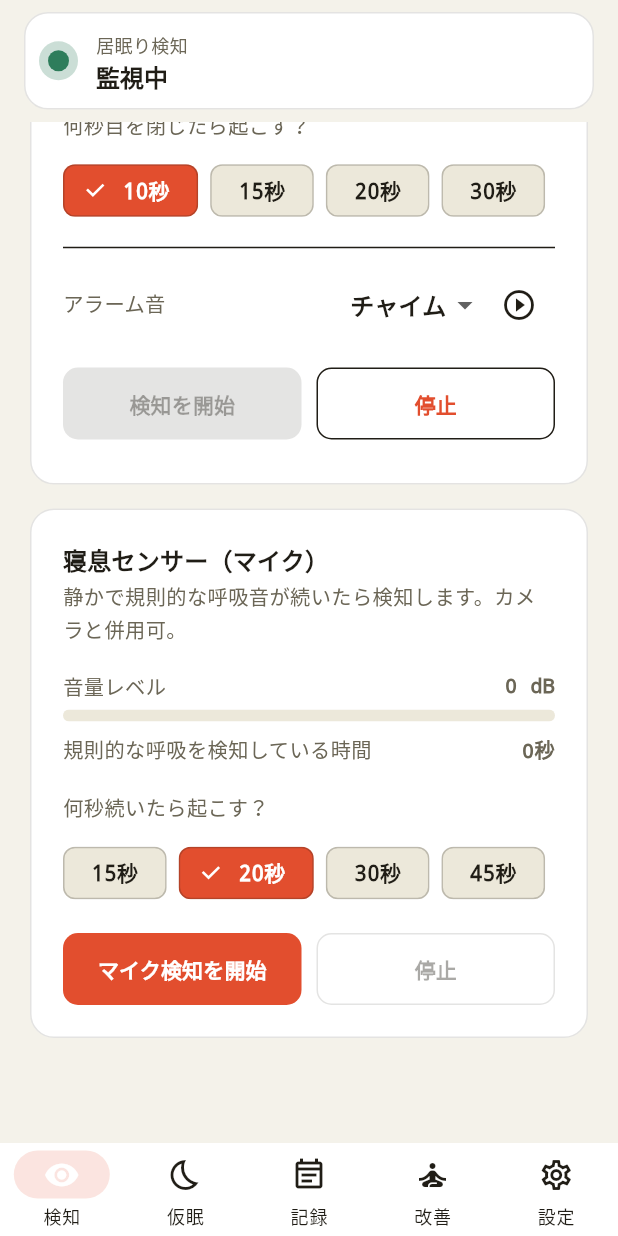
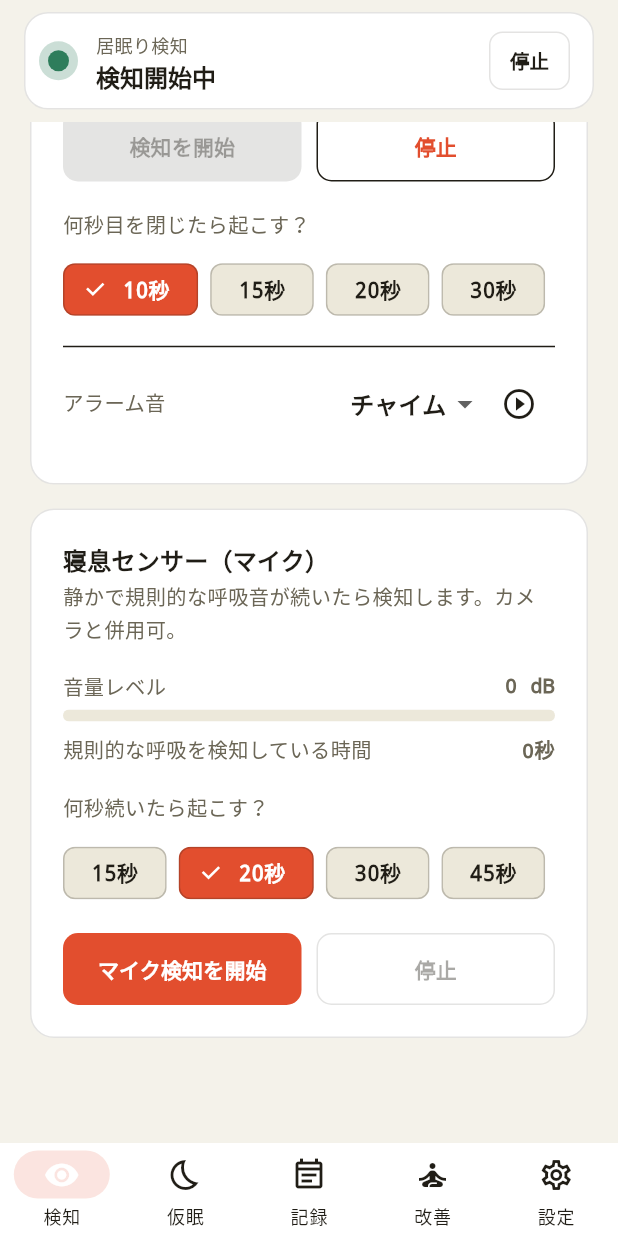
Before and after one commit to toriumib/inemuri_guard, a Flutter app: the screen it shows after launch, scrolled down 306 dp, after a tap on "検知を開始", on a phone screen of 412 x 824 dp. Run offline on Flutter 3.47's test engine with Material 3 defaults, Android fonts, the phone set to English and light mode, and no system bars; drawn by our look-alikes of google_mobile_ads; our stand-ins replace audioplayers, camera, flutter_local_notifications, google_fonts, in_app_purchase, in_app_review and 4 more; missing offline and left inert: google_mlkit_face_detection, noise_meter; network calls fail.

Commit message:
検知の開始/停止をヘッダーに追加し、「監視中」を「検知開始中」に変更
- StatusHero に開始/停止ボタンを追加。ヘッダーは全タブに出ているので、
  どの画面からでもスクロールなしで検知を切り替えられる。
  アラーム鳴動中はスヌーズが同じ枠を占める（そのとき押したいのはそれだけなので）
- 検知タブ内でも、開始/停止をプレビュー直下・設定項目より上へ移動
- 「監視中」は見張られている印象が強いため「検知開始中」に変更

Co-Authored-By: Claude Opus 5 <noreply@anthropic.com>

```diff
--- a/lib/screens/detect_screen.dart
+++ b/lib/screens/detect_screen.dart
@@ -105,20 +105,9 @@ class _DetectScreenState extends State<DetectScreen> {
                     ],
                   ),
                   const SizedBox(height: 16),
-                  _ChipThresholdPicker(
-                    title: '何秒目を閉じたら起こす？',
-                    options: const [10, 15, 20, 30],
-                    value: thresholdSeconds,
-                    suffix: '秒',
-                    color: c.accentAlert,
-                    onChanged: (v) {
-                      setState(() => thresholdSeconds = v);
-                      detector.setThresholdSeconds(v);
-                    },
-                  ),
-                  const Divider(height: 28),
-                  _ToneRow(alarm: alarm),
-                  const SizedBox(height: 18),
+                  // Start/stop sits directly under the preview, above the
+                  // settings — the action people came for shouldn't be
+                  // behind a scroll past options they rarely change.
                   Row(
                     children: [
                       Expanded(
@@ -168,6 +157,20 @@ class _DetectScreenState extends State<DetectScreen> {
                       ),
                     ],
                   ),
+                  const SizedBox(height: 18),
+                  _ChipThresholdPicker(
+                    title: '何秒目を閉じたら起こす？',
+                    options: const [10, 15, 20, 30],
+                    value: thresholdSeconds,
+                    suffix: '秒',
+                    color: c.accentAlert,
+                    onChanged: (v) {
+                      setState(() => thresholdSeconds = v);
+                      detector.setThresholdSeconds(v);
+                    },
+                  ),
+                  const Divider(height: 28),
+                  _ToneRow(alarm: alarm),
                   if (detector.state == DetectorState.denied) ...[
                     const SizedBox(height: 12),
                     Text(
--- a/lib/screens/home_shell.dart
+++ b/lib/screens/home_shell.dart
@@ -94,6 +94,22 @@ class _HomeShellState extends State<HomeShell> {
                     mode: mode,
                     label: label,
                     value: value,
+                    primaryLabel: detector.state == DetectorState.starting
+                        ? '起動中…'
+                        : (detector.state == DetectorState.watching
+                              ? '停止'
+                              : '検知を開始'),
+                    primaryIsStop: detector.state == DetectorState.watching,
+                    onPrimary: detector.state == DetectorState.starting
+                        ? null
+                        : () async {
+                            if (detector.state == DetectorState.watching) {
+                              await detector.stop();
+                              if (!breathing.alarmFiring) await alarm.stop();
+                            } else {
+                              await detector.start();
+                            }
+                          },
                     onSnooze: anyAlarming
                         ? () {
                             alarm.stop();
@@ -205,7 +221,7 @@ class _HomeShellState extends State<HomeShell> {
       return (
         ratio > 0.5 ? StatusMode.warn : StatusMode.watching,
         '居眠り検知',
-        ratio > 0.5 ? '眠気の兆候あり' : '監視中',
+        ratio > 0.5 ? '眠気の兆候あり' : '検知開始中',
       );
     }
     return (StatusMode.idle, '現在のモード', '待機中');
--- a/lib/widgets/status_hero.dart
+++ b/lib/widgets/status_hero.dart
@@ -9,12 +9,22 @@ class StatusHero extends StatelessWidget {
   final String value;
   final VoidCallback? onSnooze;
 
+  /// Start/stop detection straight from the header. The same control also
+  /// lives inside the 検知 tab, but that one sits below the fold — and the
+  /// header is on every tab, so this is the one that's always reachable.
+  final String? primaryLabel;
+  final VoidCallback? onPrimary;
+  final bool primaryIsStop;
+
   const StatusHero({
     super.key,
     required this.mode,
     required this.label,
     required this.value,
     this.onSnooze,
+    this.primaryLabel,
+    this.onPrimary,
+    this.primaryIsStop = false,
   });
 
   @override
@@ -77,6 +87,8 @@ class StatusHero extends StatelessWidget {
                 ],
               ),
             ),
+            // While an alarm is going off, silencing it is the only thing
+            // anyone wants — the start/stop control steps aside for snooze.
             if (onSnooze != null)
               FilledButton(
                 style: FilledButton.styleFrom(
@@ -84,7 +96,7 @@ class StatusHero extends StatelessWidget {
                   foregroundColor: c.accentAlertInk,
                   padding: const EdgeInsets.symmetric(
                     horizontal: 12,
-                    vertical: 8,
+                    vertical: 10,
                   ),
                   minimumSize: Size.zero,
                   tapTargetSize: MaterialTapTargetSize.shrinkWrap,
@@ -95,7 +107,51 @@ class StatusHero extends StatelessWidget {
                 ),
                 onPressed: onSnooze,
                 child: const Text('スヌーズ'),
-              ),
+              )
+            else if (primaryLabel != null)
+              primaryIsStop
+                  ? OutlinedButton(
+                      style: OutlinedButton.styleFrom(
+                        foregroundColor: c.text,
+                        side: BorderSide(color: c.border),
+                        padding: const EdgeInsets.symmetric(
+                          horizontal: 14,
+                          vertical: 10,
+                        ),
+                        minimumSize: Size.zero,
+                        tapTargetSize: MaterialTapTargetSize.shrinkWrap,
+                        textStyle: const TextStyle(
+                          fontSize: 13,
+                          fontWeight: FontWeight.w700,
+                        ),
+                        shape: RoundedRectangleBorder(
+                          borderRadius: BorderRadius.circular(9),
+                        ),
+                      ),
+                      onPressed: onPrimary,
+                      child: Text(primaryLabel!),
+                    )
+                  : FilledButton(
+                      style: FilledButton.styleFrom(
+                        backgroundColor: c.accentAlert,
+                        foregroundColor: c.accentAlertInk,
+                        padding: const EdgeInsets.symmetric(
+                          horizontal: 14,
+                          vertical: 10,
+                        ),
+                        minimumSize: Size.zero,
+                        tapTargetSize: MaterialTapTargetSize.shrinkWrap,
+                        textStyle: const TextStyle(
+                          fontSize: 13,
+                          fontWeight: FontWeight.w700,
+                        ),
+                        shape: RoundedRectangleBorder(
+                          borderRadius: BorderRadius.circular(9),
+                        ),
+                      ),
+                      onPressed: onPrimary,
+                      child: Text(primaryLabel!),
+                    ),
           ],
         ),
       ),
```
